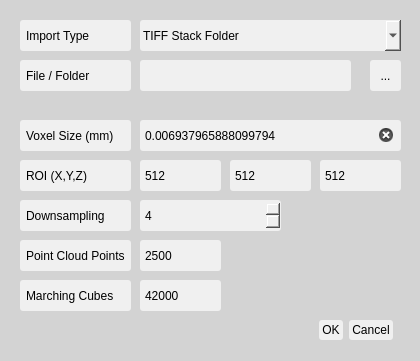
The window that Code/GUI/dialogs/xray_dialog.ui (patrickjcraig/Multi_Modal_Spring2026) describes before a commit, drawn with Qt 5.
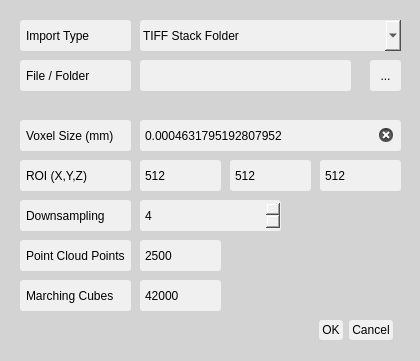
The same window after the commit.

```diff
--- a/Code/GUI/dialogs/xray_dialog.ui
+++ b/Code/GUI/dialogs/xray_dialog.ui
@@ -258,7 +258,7 @@
 border-radius: 3px;</string>
    </property>
    <property name="text">
-    <string>0.006937965888099794</string>
+    <string>0.0004631795192807952</string>
    </property>
    <property name="maxLength">
     <number>30</number>
```
